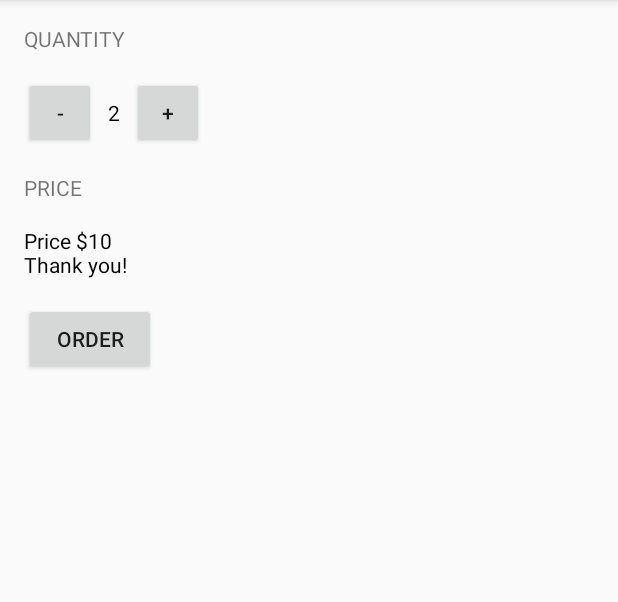
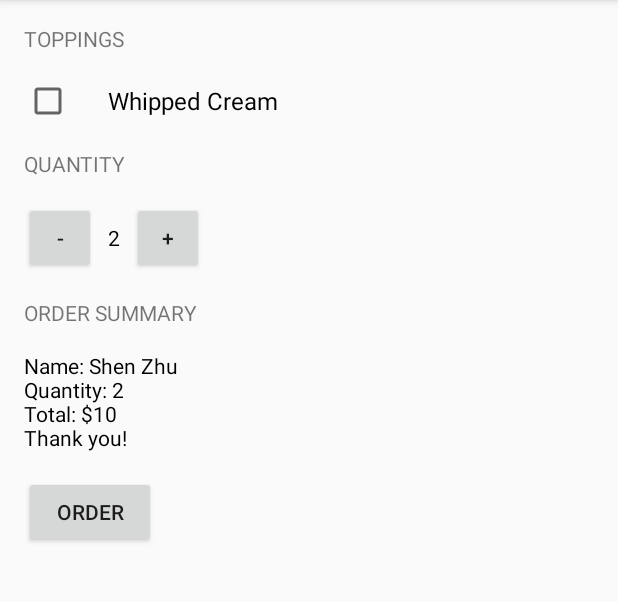
Before and after one commit to shenzhu/MOOCs, an Android app: the screen it shows after launch (MainActivity), after a tap on "ORDER", on a phone screen of 412 x 824 dp, the part 84-686 px from its top. Run offline under Robolectric (Android 15) with nearby library versions, the phone set to English and light mode, and no system bars.

Commit message:
add checkbox

```diff
--- a/Android Development for Beginners/JustJava/app/src/main/java/com/example/android/justjava/MainActivity.java
+++ b/Android Development for Beginners/JustJava/app/src/main/java/com/example/android/justjava/MainActivity.java
@@ -2,6 +2,7 @@ package com.example.android.justjava;
 
 import android.os.Bundle;
 import android.support.v7.app.ActionBarActivity;
+import android.support.v7.app.AppCompatActivity;
 import android.view.View;
 import android.widget.TextView;
 
@@ -10,7 +11,7 @@ import java.text.NumberFormat;
 /**
  * This app displays an order form to order coffee.
  */
-public class MainActivity extends ActionBarActivity {
+public class MainActivity extends AppCompatActivity {
 
     int quantity = 2;
 
@@ -20,12 +21,12 @@ public class MainActivity extends ActionBarActivity {
         setContentView(R.layout.activity_main);
     }
 
-    public void increment(View view){
+    public void increment(View view) {
         quantity++;
         display(quantity);
     }
 
-    public void decrement(View view){
+    public void decrement(View view) {
         quantity--;
         display(quantity);
     }
@@ -34,8 +35,8 @@ public class MainActivity extends ActionBarActivity {
      * This method is called when the order button is clicked.
      */
     public void submitOrder(View view) {
-        String priceMessage = "Price $" + (quantity * 5);
-        priceMessage += "\nThank you!";
+        int price = calculatePrice();
+        String priceMessage = createOrderSummary(price);
         displayMessage(priceMessage);
     }
 
@@ -49,18 +50,28 @@ public class MainActivity extends ActionBarActivity {
     }
 
     /**
-     * This method displays the given price on the screen.
+     * Calculates the price of the order.
      */
-    private void displayPrice(int number){
-        TextView priceTextView = (TextView) findViewById(R.id.price_text_view);
-        priceTextView.setText(NumberFormat.getCurrencyInstance().format(number));
+    private int calculatePrice() {
+        return quantity * 5;
+    }
+
+    /**
+     * create order summary
+     *
+     * @param price the price of coffee
+     * @return order summary message
+     */
+    private String createOrderSummary(int price) {
+        String summary = "Name: Shen Zhu" + "\nQuantity: " + quantity + "\nTotal: $" + price + "\nThank you!";
+        return summary;
     }
 
     /**
      * This method displays the given text on the screen.
      */
     private void displayMessage(String message) {
-        TextView priceTextView = (TextView) findViewById(R.id.price_text_view);
-        priceTextView.setText(message);
+        TextView orderSummaryTextView = (TextView) findViewById(R.id.order_summary_text_view);
+        orderSummaryTextView.setText(message);
     }
 }
--- a/Android Development for Beginners/JustJava/app/src/main/res/layout/activity_main.xml
+++ b/Android Development for Beginners/JustJava/app/src/main/res/layout/activity_main.xml
@@ -13,7 +13,21 @@
     <TextView
         android:layout_width="wrap_content"
         android:layout_height="wrap_content"
-        android:layout_marginBottom="16sp"
+        android:layout_marginBottom="16dp"
+        android:text="TOPPINGS" />
+
+    <CheckBox
+        android:layout_width="wrap_content"
+        android:layout_height="wrap_content"
+        android:layout_marginBottom="16dp"
+        android:paddingLeft="24dp"
+        android:text="Whipped Cream"
+        android:textSize="16sp" />
+
+    <TextView
+        android:layout_width="wrap_content"
+        android:layout_height="wrap_content"
+        android:layout_marginBottom="16dp"
         android:text="Quantity"
         android:textAllCaps="true" />
 
@@ -49,13 +63,13 @@
     <TextView
         android:layout_width="wrap_content"
         android:layout_height="wrap_content"
-        android:layout_marginBottom="16sp"
-        android:layout_marginTop="16sp"
-        android:text="Price"
+        android:layout_marginBottom="16dp"
+        android:layout_marginTop="16dp"
+        android:text="ORDER SUMMARY"
         android:textAllCaps="true" />
 
     <TextView
-        android:id="@+id/price_text_view"
+        android:id="@+id/order_summary_text_view"
         android:layout_width="wrap_content"
         android:layout_height="wrap_content"
         android:text="$10"
@@ -64,7 +78,7 @@
     <Button
         android:layout_width="wrap_content"
         android:layout_height="wrap_content"
-        android:layout_marginTop="16sp"
+        android:layout_marginTop="16dp"
         android:onClick="submitOrder"
         android:text="Order" />
 
```
